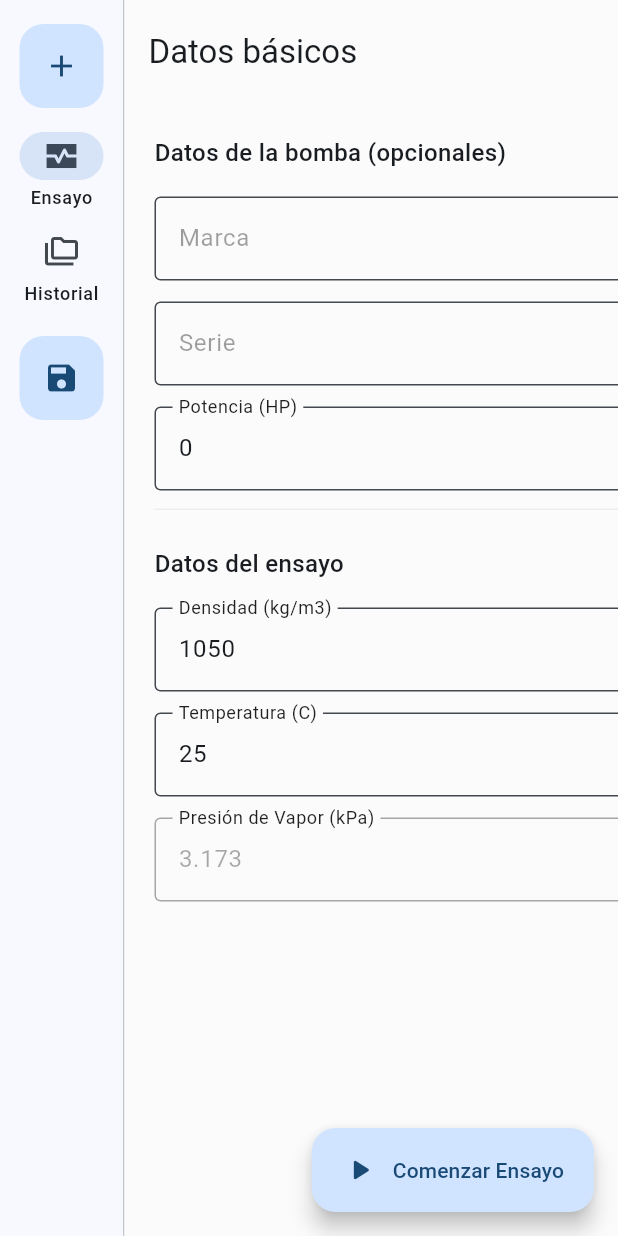
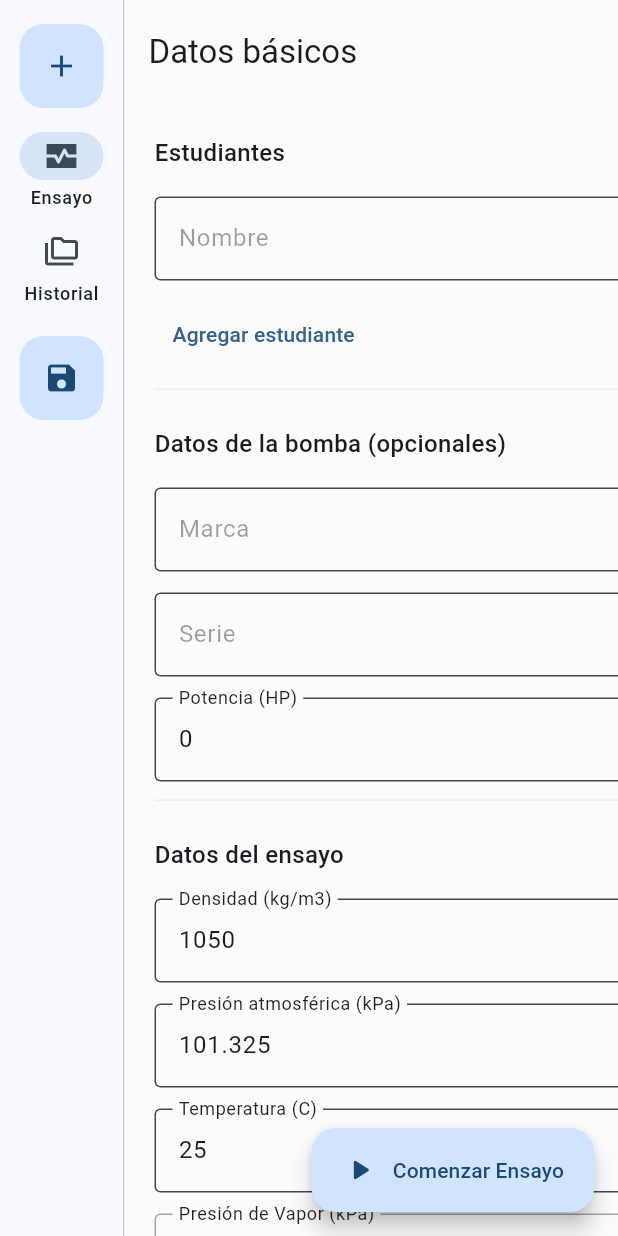
Before and after one commit to rodrigofez/npsh3, a Flutter app: the screen it shows after launch, on a phone screen of 412 x 824 dp. Run offline on Flutter 3.47's test engine with Material 3 defaults, Android fonts, the light colour scheme and no system bars; our stand-ins replace file_picker, fl_chart, pdf, screenshot, shared_preferences; missing offline and left inert: equations.

Commit message:
feat: add patm & nombres

```diff
--- a/lib/main.dart
+++ b/lib/main.dart
@@ -181,7 +181,6 @@ class _MainLayoutState extends State<MainLayout> {
                     ),
                   ),
                   // ExampleDestination('Guardar', Icon(Icons.save_outlined), Icon(Icons.save)),
-
                   selectedIndex: screenIndex,
                   useIndicator: true,
                   onDestinationSelected: (int index) {
--- a/lib/models/ensayo.dart
+++ b/lib/models/ensayo.dart
@@ -24,24 +24,34 @@ class Ensayo {
     25
   ];
   late String _id;
+  late String _creationDate;
   late List<Point> _points = [];
   late List<List<ObservationPoint>> _observationPoints = [[], [], [], [], []];
   late List<NpshPoint> _npshPoints = [];
+  late bool _fromHistory;
 
   String _marca = '';
   String _serie = '';
+  List<String> _nombres = [''];
   num _potencia = 0;
   num _densidad = 1050;
   num _pVapor = 3.173;
   num _temperatura = 25;
+  num _patmosferica = 101.325;
 
   num get densidad => _densidad;
   num get pvapor => _pVapor;
   num get temperatura => _temperatura;
+  num get patmosferica => _patmosferica;
+  String get creationDate => _creationDate;
   String get id => _id;
+  List<String> get nombres => _nombres;
+  bool get fromHistory => _fromHistory;
 
   Ensayo() {
     _id = const Uuid().v4();
+    _creationDate = DateTime.now().toIso8601String();
+    _fromHistory = false;
     initializePoints();
   }
 
@@ -179,6 +189,10 @@ class Ensayo {
     calcularPvapor(temperatura: newTemperatura);
   }
 
+  void updatePAtmosferica({required num newPAtmosferica}) {
+    _patmosferica = newPAtmosferica;
+  }
+
   void updatePresionEntrada(
       {required String id, required num newPresionEntrada}) {
     int pointIndex = _points.indexWhere((point) => point.id == id);
@@ -265,6 +279,18 @@ class Ensayo {
 
   //   return newVal;
   // }
+
+  void addNombre() {
+    _nombres.add('');
+  }
+
+  void removeNombre({required int index}) {
+    _nombres.removeAt(index);
+  }
+
+  void updateNombre({required int index, required String nombre}) {
+    _nombres[index] = nombre;
+  }
 
   void updateMarca({required String newMarca}) {
     _marca = newMarca;
@@ -361,7 +387,7 @@ class Ensayo {
       final q3 = qSpline.compute(3);
 
       final npsh3 =
-          ((((101.325 - pe3) - pvapor) * 1000) / (9.81 * densidad)).abs();
+          ((((_patmosferica - pe3) - pvapor) * 1000) / (9.81 * densidad)).abs();
 
       _npshPoints[index] = NpshPoint(npsh3: npsh3, q: q3);
     });
@@ -380,6 +406,8 @@ class Ensayo {
         '_pVapor': _pVapor.toDouble(),
         '_temperatura': _temperatura.toDouble(),
         '_potencia': _potencia.toDouble(),
+        '_creationDate': _creationDate.toString(),
+        '_nombres': _nombres.toList()
       };
 
   Ensayo.fromJson(Map<String, dynamic> json)
@@ -401,5 +429,9 @@ class Ensayo {
         _densidad = (json['_densidad'] as num).toDouble(),
         _pVapor = (json['_pVapor'] as num).toDouble(),
         _temperatura = (json['_temperatura'] as num).toDouble(),
-        _potencia = (json['_potencia'] as num).toDouble();
+        _potencia = (json['_potencia'] as num).toDouble(),
+        _creationDate = json['_creationDate'] as String,
+        _nombres =
+            (json['_nombres'] as List).map((name) => name.toString()).toList(),
+        _fromHistory = true;
 }
--- a/lib/widgets/initial_setup/main.dart
+++ b/lib/widgets/initial_setup/main.dart
@@ -1,5 +1,6 @@
 import 'package:flutter/material.dart';
 import 'package:npsh3/providers/npsh.dart';
+import 'package:npsh3/widgets/ui/extended_controlled_field.dart';
 import 'package:npsh3/widgets/ui/extended_field.dart';
 import 'package:provider/provider.dart';
 
@@ -17,6 +18,7 @@ class _InitialSetupState extends State<InitialSetup> {
   late TextEditingController serieController;
   late TextEditingController potenciaController;
   late TextEditingController temperaturaController;
+  late TextEditingController patmosfericaController;
   late TextEditingController densidadController;
   late TextEditingController pvaporController;
 
@@ -47,6 +49,19 @@ class _InitialSetupState extends State<InitialSetup> {
       pvaporController.text = Provider.of<NpshProvider>(context, listen: false)
           .pvapor
           .toStringAsPrecision(3);
+    });
+  }
+
+  void _updatePAtmosferica() {
+    if (patmosfericaController.text.isEmpty) return;
+    Provider.of<NpshProvider>(context, listen: false).updatePAtmosferica(
+        newPAtmosferica: double.parse(patmosfericaController.text));
+
+    setState(() {
+      patmosfericaController.text =
+          Provider.of<NpshProvider>(context, listen: false)
+              .patmosferica
+              .toStringAsPrecision(3);
     });
   }
 
@@ -83,6 +98,13 @@ class _InitialSetupState extends State<InitialSetup> {
 
     densidadController.addListener(_updateDensidad);
 
+    patmosfericaController = TextEditingController(
+        text: Provider.of<NpshProvider>(context, listen: false)
+            .patmosferica
+            .toString());
+
+    patmosfericaController.addListener(_updatePAtmosferica);
+
     temperaturaController = TextEditingController(
         text: Provider.of<NpshProvider>(context, listen: false)
             .temperatura
@@ -108,6 +130,9 @@ class _InitialSetupState extends State<InitialSetup> {
 
   @override
   Widget build(BuildContext context) {
+    final isFromHistory =
+        Provider.of<NpshProvider>(context, listen: false).fromHistory;
+
     return SingleChildScrollView(
       scrollDirection: Axis.vertical,
       child: SingleChildScrollView(
@@ -117,6 +142,84 @@ class _InitialSetupState extends State<InitialSetup> {
           child: Column(
             crossAxisAlignment: CrossAxisAlignment.start,
             children: [
+              const Text(
+                "Estudiantes",
+                style: TextStyle(fontSize: 16, fontWeight: FontWeight.w500),
+                textAlign: TextAlign.start,
+              ),
+              const SizedBox(
+                height: 18,
+              ),
+              Column(
+                children: [
+                  ...Provider.of<NpshProvider>(context)
+                      .nombres
+                      .asMap()
+                      .entries
+                      .map((entry) => Column(
+                            children: [
+                              Row(
+                                children: [
+                                  ExtendedControlledField(
+                                      readOnly: isFromHistory,
+                                      key: UniqueKey(),
+                                      width: 840,
+                                      initialValue: entry.value,
+                                      label: 'Nombre',
+                                      onChanged: (newNombre) =>
+                                          Provider.of<NpshProvider>(context,
+                                                  listen: false)
+                                              .updateNombre(
+                                                  index: entry.key,
+                                                  nombre: newNombre)),
+                                  Provider.of<NpshProvider>(context)
+                                                  .nombres
+                                                  .length >
+                                              1 &&
+                                          !isFromHistory
+                                      ? IconButton(
+                                          onPressed: () =>
+                                              Provider.of<NpshProvider>(context,
+                                                      listen: false)
+                                                  .removeNombre(
+                                                index: entry.key,
+                                              ),
+                                          icon:
+                                              const Icon(Icons.delete_forever))
+                                      : Container(
+                                          width: 0,
+                                          height: 0,
+                                        ),
+                                ],
+                              ),
+                              const SizedBox(
+                                height: 12,
+                              ),
+                            ],
+                          ))
+                ].toList(),
+              ),
+              !isFromHistory
+                  ? TextButton(
+                      onPressed:
+                          Provider.of<NpshProvider>(context, listen: false)
+                              .addNombre,
+                      child: Text('Agregar estudiante'))
+                  : Container(
+                      width: 0,
+                      height: 0,
+                    ),
+              const SizedBox(
+                height: 12,
+              ),
+              Container(
+                width: 940,
+                height: 1,
+                color: Colors.grey[200],
+              ),
+              const SizedBox(
+                height: 24,
+              ),
               const Text(
                 "Datos de la bomba (opcionales)",
                 style: TextStyle(fontSize: 16, fontWeight: FontWeight.w500),
@@ -162,6 +265,16 @@ class _InitialSetupState extends State<InitialSetup> {
                 controller: densidadController,
                 width: 840,
                 label: "Densidad (kg/m3)",
+                isNumber: true,
+              ),
+              const SizedBox(
+                height: 14,
+              ),
+              ExtendedField(
+                controller: patmosfericaController,
+                width: 840,
+                label: "Presión atmosférica (kPa)",
+                isNumber: true,
               ),
               const SizedBox(
                 height: 14,
@@ -182,7 +295,7 @@ class _InitialSetupState extends State<InitialSetup> {
                 readOnly: true,
               ),
               const SizedBox(
-                height: 24,
+                height: 80,
               ),
             ],
           ),
--- /dev/null
+++ b/lib/widgets/ui/extended_controlled_field.dart
@@ -0,0 +1,86 @@
+import 'package:flutter/material.dart';
+import 'package:flutter/services.dart';
+
+class ExtendedControlledField extends StatefulWidget {
+  final double width;
+  final bool isNumber;
+  final bool readOnly;
+  final String label;
+  final String? initialValue;
+  final void Function(String) onChanged;
+
+  const ExtendedControlledField(
+      {super.key,
+      this.label = '',
+      this.width = 100,
+      this.initialValue,
+      this.isNumber = false,
+      required this.onChanged,
+      this.readOnly = false});
+
+  @override
+  State<ExtendedControlledField> createState() =>
+      _ExtendedControlledFieldState();
+}
+
+class _ExtendedControlledFieldState extends State<ExtendedControlledField> {
+  late final TextEditingController _controller;
+
+  @override
+  void initState() {
+    super.initState();
+    _controller = TextEditingController();
+    _controller.text = widget.initialValue ?? '';
+  }
+
+  @override
+  void dispose() {
+    _controller.dispose();
+    super.dispose();
+  }
+
+  @override
+  Widget build(BuildContext context) {
+    return Container(
+      // margin: const EdgeInsets.only(bottom: 6, right: 6),
+      child: SizedBox(
+          // height: 60,
+          width: 560,
+          child: TextFormField(
+            enabled: !widget.readOnly,
+            textAlign: TextAlign.start,
+            keyboardType: widget.isNumber
+                ? const TextInputType.numberWithOptions(decimal: true)
+                : null,
+            inputFormatters: widget.isNumber
+                ? <TextInputFormatter>[
+                    FilteringTextInputFormatter.allow(
+                        RegExp(r'[0-9]+[,.]{0,1}[0-9]*')),
+                    TextInputFormatter.withFunction(
+                      (oldValue, newValue) => newValue.copyWith(
+                        text: newValue.text.replaceAll('.', '.'),
+                      ),
+                    ),
+                  ]
+                : null,
+            readOnly: widget.readOnly,
+            controller: _controller,
+            onChanged: widget.onChanged,
+            decoration: InputDecoration(
+                label: Text(
+                  widget.label,
+                ),
+                labelStyle: const TextStyle(color: Colors.black38),
+                floatingLabelStyle: TextStyle(color: Colors.black87),
+                border: const OutlineInputBorder(
+                    borderSide: BorderSide(
+                      width: 1,
+                      style: BorderStyle.none,
+                    ),
+                    borderRadius: BorderRadius.all(Radius.circular(4))),
+                filled: true,
+                fillColor: const Color.fromARGB(244, 251, 251, 251)),
+          )),
+    );
+  }
+}
```
Also changed, not shown: lib/providers/npsh.dart (+29 -3 lines), lib/services/generate_pdf.dart (+31 -0 lines).
